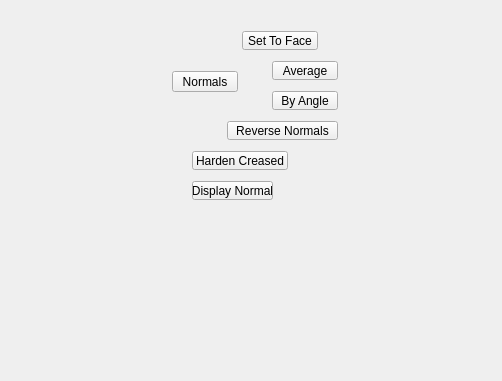
m3trik/tentacle, file tentacle/ui/uiLevel_2/normals_submenu.ui: the form before one commit; both pictures show x 98 to 600 and y 219 to 600 of the 600 by 600 pixel window.
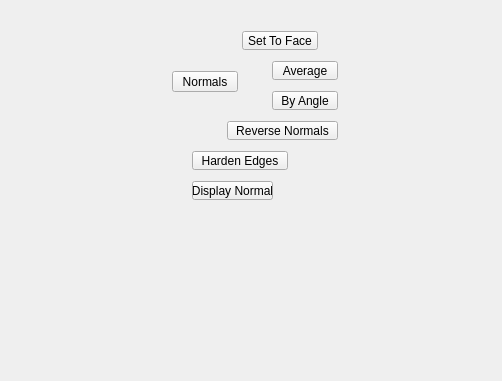
The form after the commit. Custom widgets are drawn as their Qt base class.

The edit to the form file:
```diff
--- a/tentacle/ui/uiLevel_2/normals_submenu.ui
+++ b/tentacle/ui/uiLevel_2/normals_submenu.ui
@@ -109,7 +109,7 @@
      <string>Harden all creased edges on the selected object.</string>
     </property>
     <property name="text">
-     <string>Harden Creased</string>
+     <string>Harden Edges</string>
     </property>
     <property name="iconSize">
      <size>
```
